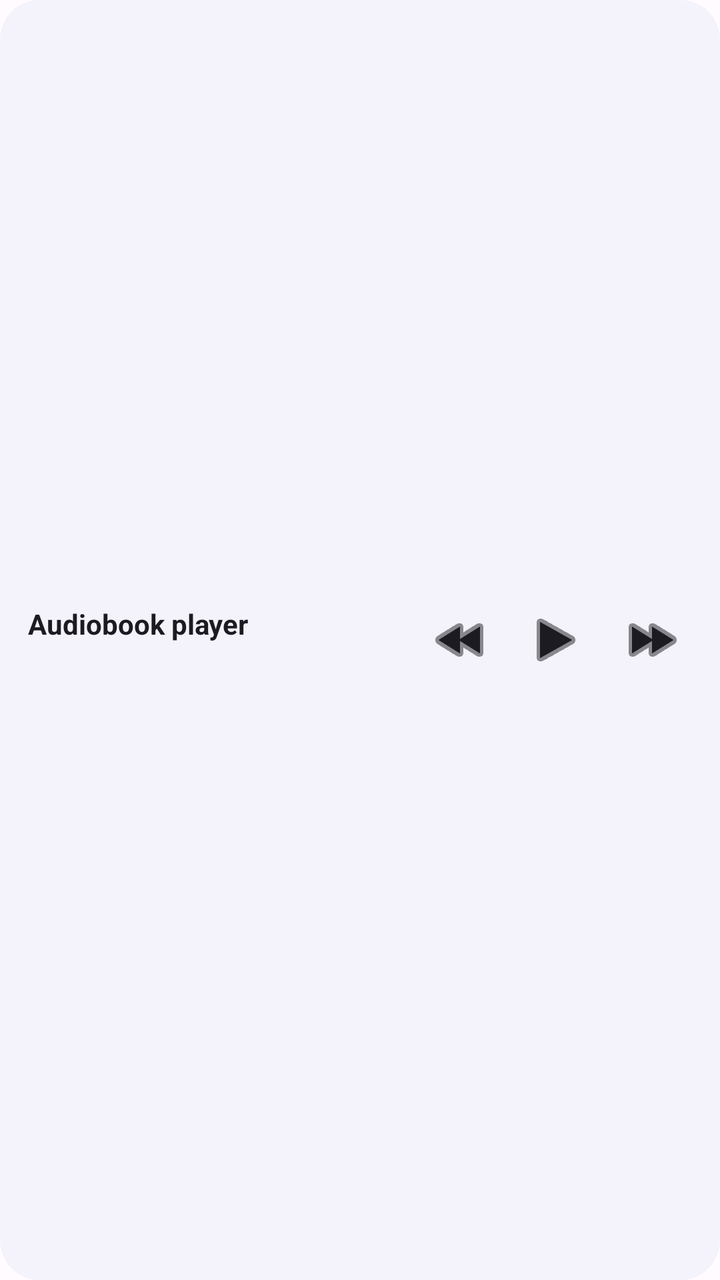
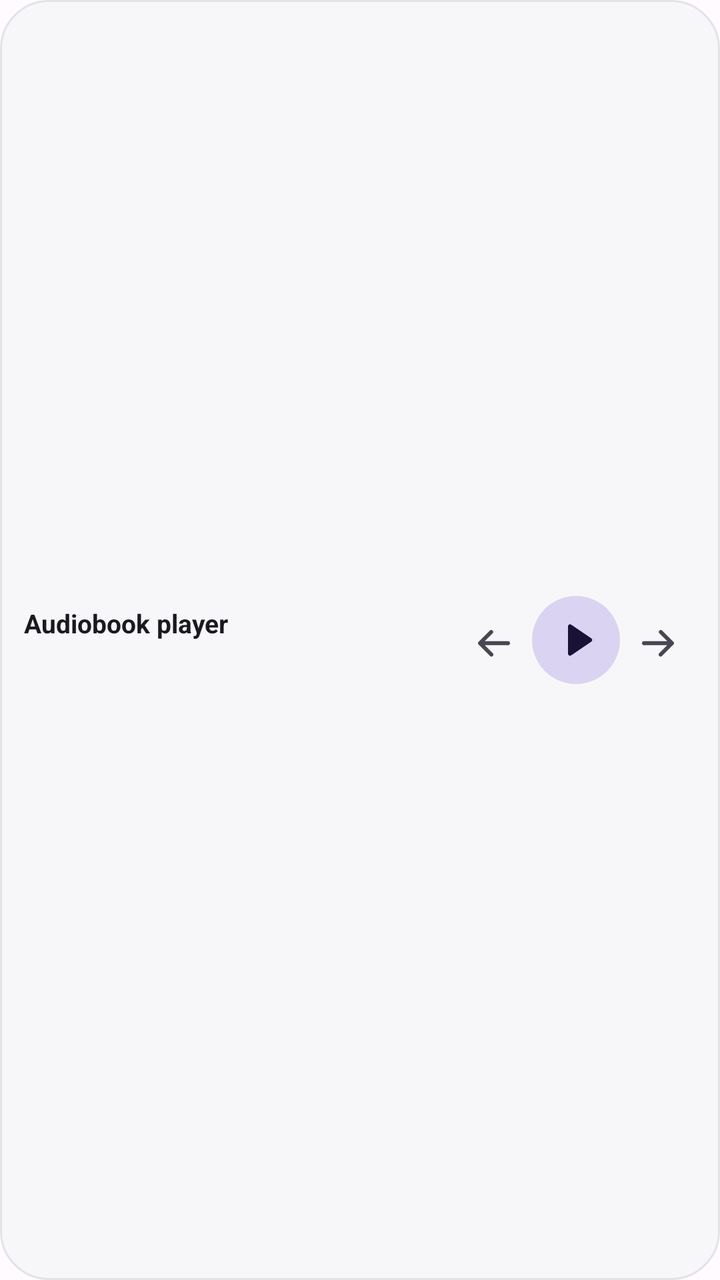

Two renders of the same Android screen: before a commit and after it. Below are the layout's source before the change and the commit's diff.
<!-- AndroidManifest.xml: application theme Theme.Yomu -->
<!-- res/layout/widget_audio.xml -->
<?xml version="1.0" encoding="utf-8"?>
<LinearLayout xmlns:android="http://schemas.android.com/apk/res/android"
    xmlns:tools="http://schemas.android.com/tools"
    android:id="@+id/widget_audio_root"
    android:layout_width="match_parent"
    android:layout_height="match_parent"
    android:background="@drawable/widget_background"
    android:gravity="center_vertical"
    android:orientation="horizontal"
    android:padding="10dp">

    <LinearLayout
        android:id="@+id/widget_audio_open"
        android:layout_width="0dp"
        android:layout_height="wrap_content"
        android:layout_weight="1"
        android:contentDescription="@string/widget_audio_open"
        android:orientation="vertical"
        android:paddingStart="4dp"
        android:paddingEnd="8dp">

        <TextView
            android:id="@+id/widget_audio_title"
            android:layout_width="match_parent"
            android:layout_height="wrap_content"
            android:ellipsize="end"
            android:maxLines="1"
            android:text="@string/widget_audio_label"
            android:textColor="@color/widget_on_background"
            android:textSize="14sp"
            android:textStyle="bold" />

        <TextView
            android:id="@+id/widget_audio_subtitle"
            android:layout_width="match_parent"
            android:layout_height="wrap_content"
            android:ellipsize="end"
            android:maxLines="1"
            android:textColor="@color/widget_on_background_variant"
            android:textSize="12sp" />
    </LinearLayout>

    <ImageButton
        android:id="@+id/widget_audio_back"
        android:layout_width="48dp"
        android:layout_height="48dp"
        android:background="@android:color/transparent"
        android:contentDescription="@string/widget_audio_back"
        android:padding="10dp"
        android:src="@android:drawable/ic_media_rew"
        tools:ignore="UseAppTint"
        android:tint="@color/widget_on_background" />

    <ImageButton
        android:id="@+id/widget_audio_toggle"
        android:layout_width="48dp"
        android:layout_height="48dp"
        android:background="@android:color/transparent"
        android:contentDescription="@string/widget_audio_play"
        android:padding="10dp"
        android:src="@android:drawable/ic_media_play"
        tools:ignore="UseAppTint"
        android:tint="@color/widget_on_background" />

    <ImageButton
        android:id="@+id/widget_audio_forward"
        android:layout_width="48dp"
        android:layout_height="48dp"
        android:background="@android:color/transparent"
        android:contentDescription="@string/widget_audio_forward"
        android:padding="10dp"
        android:src="@android:drawable/ic_media_ff"
        tools:ignore="UseAppTint"
        android:tint="@color/widget_on_background" />
</LinearLayout>
<!-- resources referenced by this layout -->
<resources>
  <color name="widget_on_background">#1B1B21</color>
  <color name="widget_on_background_variant">#5B5D72</color>
  <!-- drawable widget_background (drawable) -->
  <?xml version="1.0" encoding="utf-8"?>
  <shape xmlns:android="http://schemas.android.com/apk/res/android" android:shape="rectangle">
      <solid android:color="@color/widget_background" />
      <corners android:radius="20dp" />
  </shape>
  <string name="widget_audio_back">Back a few seconds</string>
  <string name="widget_audio_forward">Forward a few seconds</string>
  <string name="widget_audio_label">Audiobook player</string>
  <string name="widget_audio_open">Open the audiobook</string>
  <string name="widget_audio_play">Play or pause</string>
  <color name="widget_background">#F2F4F2FA</color>
  <color name="yomu_background">#FFFBFF</color>
  <color name="yomu_primary">#4F5BD5</color>
  <!-- unchanged entries left out for length: 1 -->
</resources>

<!-- the commit's change to res/layout/widget_audio.xml (unified diff, before → after) -->
@@ -1,75 +1,92 @@
 <?xml version="1.0" encoding="utf-8"?>
 <LinearLayout xmlns:android="http://schemas.android.com/apk/res/android"
-    xmlns:tools="http://schemas.android.com/tools"
     android:id="@+id/widget_audio_root"
     android:layout_width="match_parent"
     android:layout_height="match_parent"
     android:background="@drawable/widget_background"
-    android:gravity="center_vertical"
-    android:orientation="horizontal"
-    android:padding="10dp">
+    android:orientation="vertical"
+    android:paddingStart="10dp"
+    android:paddingTop="6dp"
+    android:paddingEnd="10dp"
+    android:paddingBottom="6dp">
 
     <LinearLayout
-        android:id="@+id/widget_audio_open"
-        android:layout_width="0dp"
-        android:layout_height="wrap_content"
+        android:layout_width="match_parent"
+        android:layout_height="0dp"
         android:layout_weight="1"
-        android:contentDescription="@string/widget_audio_open"
-        android:orientation="vertical"
-        android:paddingStart="4dp"
-        android:paddingEnd="8dp">
+        android:gravity="center_vertical"
+        android:orientation="horizontal">
 
-        <TextView
-            android:id="@+id/widget_audio_title"
-            android:layout_width="match_parent"
-            android:layout_height="wrap_content"
-            android:ellipsize="end"
-            android:maxLines="1"
-            android:text="@string/widget_audio_label"
-            android:textColor="@color/widget_on_background"
-            android:textSize="14sp"
-            android:textStyle="bold" />
+        <LinearLayout
+            android:id="@+id/widget_audio_open"
+            android:layout_width="0dp"
+            android:layout_height="match_parent"
+            android:layout_weight="1"
+            android:contentDescription="@string/widget_audio_open"
+            android:gravity="center_vertical"
+            android:orientation="vertical"
+            android:paddingStart="2dp"
+            android:paddingEnd="6dp">
 
-        <TextView
-            android:id="@+id/widget_audio_subtitle"
-            android:layout_width="match_parent"
-            android:layout_height="wrap_content"
-            android:ellipsize="end"
-            android:maxLines="1"
-            android:textColor="@color/widget_on_background_variant"
-            android:textSize="12sp" />
+            <TextView
+                android:id="@+id/widget_audio_title"
+                android:layout_width="match_parent"
+                android:layout_height="wrap_content"
+                android:ellipsize="end"
+                android:includeFontPadding="false"
+                android:maxLines="1"
+                android:text="@string/widget_audio_label"
+                android:textColor="@color/widget_on_background"
+                android:textSize="13sp"
+                android:textStyle="bold" />
+
+            <TextView
+                android:id="@+id/widget_audio_subtitle"
+                android:layout_width="match_parent"
+                android:layout_height="wrap_content"
+                android:layout_marginTop="2dp"
+                android:ellipsize="end"
+                android:includeFontPadding="false"
+                android:maxLines="1"
+                android:textColor="@color/widget_on_background_variant"
+                android:textSize="11sp" />
+        </LinearLayout>
+
+        <ImageButton
+            android:id="@+id/widget_audio_back"
+            android:layout_width="40dp"
+            android:layout_height="44dp"
+            android:background="@android:color/transparent"
+            android:contentDescription="@string/widget_audio_back"
+            android:padding="10dp"
+            android:src="@drawable/widget_ic_back" />
+
+        <ImageButton
+            android:id="@+id/widget_audio_toggle"
+            android:layout_width="44dp"
+            android:layout_height="44dp"
+            android:background="@drawable/widget_badge_background"
+            android:contentDescription="@string/widget_audio_play"
+            android:padding="11dp"
+            android:src="@drawable/widget_ic_play" />
+
+        <ImageButton
+            android:id="@+id/widget_audio_forward"
+            android:layout_width="40dp"
+            android:layout_height="44dp"
+            android:background="@android:color/transparent"
+            android:contentDescription="@string/widget_audio_forward"
+            android:padding="10dp"
+            android:src="@drawable/widget_ic_forward" />
     </LinearLayout>
 
-    <ImageButton
-        android:id="@+id/widget_audio_back"
-        android:layout_width="48dp"
-        android:layout_height="48dp"
-        android:background="@android:color/transparent"
-        android:contentDescription="@string/widget_audio_back"
-        android:padding="10dp"
-        android:src="@android:drawable/ic_media_rew"
-        tools:ignore="UseAppTint"
-        android:tint="@color/widget_on_background" />
-
-    <ImageButton
-        android:id="@+id/widget_audio_toggle"
-        android:layout_width="48dp"
-        android:layout_height="48dp"
-        android:background="@android:color/transparent"
-        android:contentDescription="@string/widget_audio_play"
-        android:padding="10dp"
-        android:src="@android:drawable/ic_media_play"
-        tools:ignore="UseAppTint"
-        android:tint="@color/widget_on_background" />
-
-    <ImageButton
-        android:id="@+id/widget_audio_forward"
-        android:layout_width="48dp"
-        android:layout_height="48dp"
-        android:background="@android:color/transparent"
-        android:contentDescription="@string/widget_audio_forward"
-        android:padding="10dp"
-        android:src="@android:drawable/ic_media_ff"
-        tools:ignore="UseAppTint"
-        android:tint="@color/widget_on_background" />
+    <ProgressBar
+        android:id="@+id/widget_audio_progress"
+        style="@android:style/Widget.Material.ProgressBar.Horizontal"
+        android:layout_width="match_parent"
+        android:layout_height="3dp"
+        android:layout_marginTop="4dp"
+        android:max="1000"
+        android:progressDrawable="@drawable/widget_progress"
+        android:visibility="gone" />
 </LinearLayout>
<!-- resource entries referenced after the edit -->
@@ -1,19 +1,81 @@
 <!-- resources referenced by this layout -->
 <resources>
-  <color name="widget_on_background">#1B1B21</color>
-  <color name="widget_on_background_variant">#5B5D72</color>
+  <color name="widget_on_background">#1A191F</color>
+  <color name="widget_on_background_variant">#494653</color>
   <!-- drawable widget_background (drawable) -->
   <?xml version="1.0" encoding="utf-8"?>
   <shape xmlns:android="http://schemas.android.com/apk/res/android" android:shape="rectangle">
       <solid android:color="@color/widget_background" />
-      <corners android:radius="20dp" />
+      <stroke android:width="1dp" android:color="@color/widget_outline" />
+      <corners android:radius="24dp" />
   </shape>
+  <!-- drawable widget_badge_background (drawable) -->
+  <?xml version="1.0" encoding="utf-8"?>
+  <shape xmlns:android="http://schemas.android.com/apk/res/android" android:shape="oval">
+      <solid android:color="@color/widget_accent_surface" />
+  </shape>
+  <!-- drawable widget_ic_back (drawable) -->
+  <?xml version="1.0" encoding="utf-8"?>
+  <vector xmlns:android="http://schemas.android.com/apk/res/android"
+      android:width="24dp"
+      android:height="24dp"
+      android:viewportWidth="24"
+      android:viewportHeight="24">
+      <path
+          android:fillColor="@color/widget_on_background_variant"
+          android:pathData="M12.3,7.3a1,1 0,0 1,0 1.4L8.4,12.6h11.6a1,1 0,0 1,0 2H8.4l3.9,3.9a1,1 0,1 1,-1.4 1.4l-5.6,-5.6a1,1 0,0 1,0 -1.4l5.6,-5.6a1,1 0,0 1,1.4 0z" />
+  </vector>
+  <!-- drawable widget_ic_forward (drawable) -->
+  <?xml version="1.0" encoding="utf-8"?>
+  <vector xmlns:android="http://schemas.android.com/apk/res/android"
+      android:width="24dp"
+      android:height="24dp"
+      android:viewportWidth="24"
+      android:viewportHeight="24">
+      <path
+          android:fillColor="@color/widget_on_background_variant"
+          android:pathData="M11.7,7.3a1,1 0,0 0,0 1.4l3.9,3.9H4a1,1 0,0 0,0 2h11.6l-3.9,3.9a1,1 0,1 0,1.4 1.4l5.6,-5.6a1,1 0,0 0,0 -1.4l-5.6,-5.6a1,1 0,0 0,-1.4 0z" />
+  </vector>
+  <!-- drawable widget_ic_play (drawable) -->
+  <?xml version="1.0" encoding="utf-8"?>
+  <vector xmlns:android="http://schemas.android.com/apk/res/android"
+      android:width="24dp"
+      android:height="24dp"
+      android:viewportWidth="24"
+      android:viewportHeight="24">
+      <path
+          android:fillColor="@color/widget_on_accent_surface"
+          android:pathData="M8,5.14v13.72a1,1 0,0 0,1.54 0.84l10.1,-6.86a1,1 0,0 0,0 -1.68L9.54,4.3A1,1 0,0 0,8 5.14z" />
+  </vector>
+  <!-- drawable widget_progress (drawable) -->
+  <?xml version="1.0" encoding="utf-8"?>
+  <layer-list xmlns:android="http://schemas.android.com/apk/res/android">
+      <item android:id="@android:id/background">
+          <shape android:shape="rectangle">
+              <solid android:color="@color/widget_track" />
+              <corners android:radius="2dp" />
+          </shape>
+      </item>
+      <item android:id="@android:id/progress">
+          <clip>
+              <shape android:shape="rectangle">
+                  <solid android:color="@color/widget_accent" />
+                  <corners android:radius="2dp" />
+              </shape>
+          </clip>
+      </item>
+  </layer-list>
   <string name="widget_audio_back">Back a few seconds</string>
   <string name="widget_audio_forward">Forward a few seconds</string>
   <string name="widget_audio_label">Audiobook player</string>
   <string name="widget_audio_open">Open the audiobook</string>
   <string name="widget_audio_play">Play or pause</string>
-  <color name="widget_background">#F2F4F2FA</color>
+  <color name="widget_background">#F7F7F9</color>
+  <color name="widget_outline">#E4E2E9</color>
+  <color name="widget_accent_surface">#DAD4F2</color>
+  <color name="widget_on_accent_surface">#181236</color>
+  <color name="widget_track">#D7D4E0</color>
+  <color name="widget_accent">#4B3B91</color>
   <color name="yomu_background">#FFFBFF</color>
   <color name="yomu_primary">#4F5BD5</color>
   <!-- unchanged entries left out for length: 1 -->
